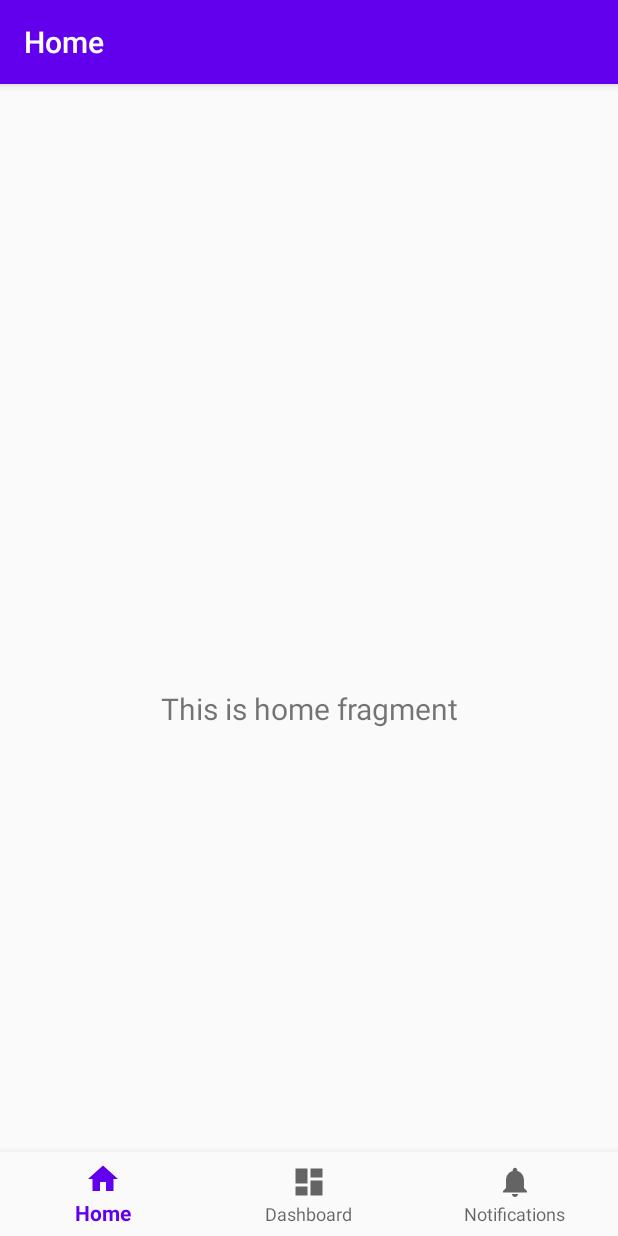
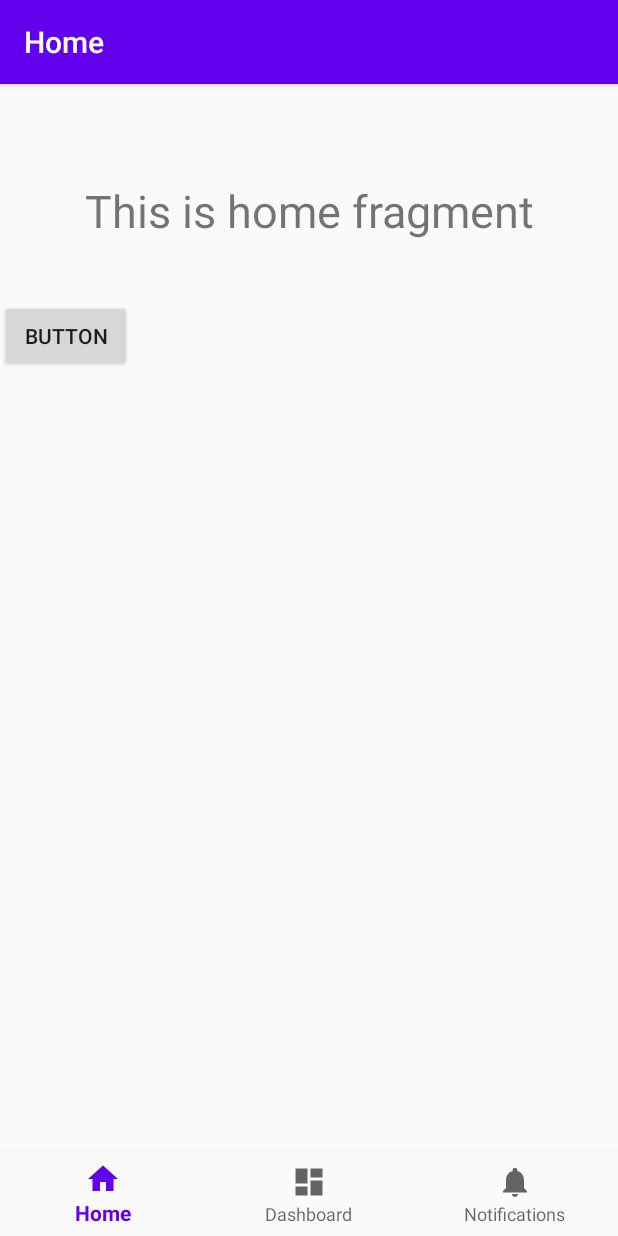
Before and after one commit to amj311/FoodInventoryDemo, an Android app: the screen it shows after launch (MainActivity), on a phone screen of 412 x 824 dp. Run offline under Robolectric (Android 15) with nearby library versions, the phone set to English and light mode, and no system bars; our stand-ins replace navigation-ui.

```diff
--- a/app/build.gradle
+++ b/app/build.gradle
@@ -31,6 +31,12 @@ dependencies {
     implementation 'androidx.navigation:navigation-fragment:2.3.2'
     implementation 'androidx.navigation:navigation-ui:2.3.2'
     implementation 'androidx.lifecycle:lifecycle-extensions:2.2.0'
+    implementation 'androidx.legacy:legacy-support-v4:1.0.0'
+
+    implementation 'com.google.android.gms:play-services-vision:11.0.2'
+    implementation 'com.android.volley:volley:1.1.1'
+    implementation 'com.squareup.picasso:picasso:2.71828'
+
     testImplementation 'junit:junit:4.12'
     androidTestImplementation 'androidx.test.ext:junit:1.1.2'
     androidTestImplementation 'androidx.test.espresso:espresso-core:3.3.0'
--- a/app/src/main/AndroidManifest.xml
+++ b/app/src/main/AndroidManifest.xml
@@ -9,6 +9,7 @@
         android:roundIcon="@mipmap/ic_launcher_round"
         android:supportsRtl="true"
         android:theme="@style/AppTheme">
+        <activity android:name=".AddItemActivity"></activity>
         <activity
             android:name=".MainActivity"
             android:label="@string/app_name">
--- a/app/src/main/java/com/example/foodinventorydemo/ui/home/HomeFragment.java
+++ b/app/src/main/java/com/example/foodinventorydemo/ui/home/HomeFragment.java
@@ -1,9 +1,11 @@
 package com.example.foodinventorydemo.ui.home;
 
+import android.content.Intent;
 import android.os.Bundle;
 import android.view.LayoutInflater;
 import android.view.View;
 import android.view.ViewGroup;
+import android.widget.Button;
 import android.widget.TextView;
 
 import androidx.annotation.NonNull;
@@ -12,11 +14,14 @@ import androidx.fragment.app.Fragment;
 import androidx.lifecycle.Observer;
 import androidx.lifecycle.ViewModelProviders;
 
+import com.example.foodinventorydemo.AddItemActivity;
 import com.example.foodinventorydemo.R;
+import com.example.foodinventorydemo.ui.scanner.ScannerFragment;
 
 public class HomeFragment extends Fragment {
 
     private HomeViewModel homeViewModel;
+    private Button button;
 
     public View onCreateView(@NonNull LayoutInflater inflater,
                              ViewGroup container, Bundle savedInstanceState) {
@@ -30,6 +35,16 @@ public class HomeFragment extends Fragment {
                 textView.setText(s);
             }
         });
+
+        button = root.findViewById(R.id.button2);
+        button.setOnClickListener(new View.OnClickListener() {
+            @Override
+            public void onClick(View view) {
+                Intent intent = new Intent(getContext(), AddItemActivity.class);
+                startActivity(intent);
+            }
+        });
+
         return root;
     }
 }
--- /dev/null
+++ b/app/src/main/res/drawable/ic_barcode_scan.xml
@@ -0,0 +1,4 @@
+<vector android:height="50dp" android:viewportHeight="24"
+    android:viewportWidth="24" android:width="50dp" xmlns:android="http://schemas.android.com/apk/res/android">
+    <path android:fillColor="#FF000000" android:pathData="M4,6H6V18H4V6M7,6H8V18H7V6M9,6H12V18H9V6M13,6H14V18H13V6M16,6H18V18H16V6M19,6H20V18H19V6M2,4V8H0V4A2,2 0,0 1,2 2H6V4H2M22,2A2,2 0,0 1,24 4V8H22V4H18V2H22M2,16V20H6V22H2A2,2 0,0 1,0 20V16H2M22,20V16H24V20A2,2 0,0 1,22 22H18V20H22Z"/>
+</vector>
--- a/app/src/main/res/layout/fragment_home.xml
+++ b/app/src/main/res/layout/fragment_home.xml
@@ -1,9 +1,10 @@
 <?xml version="1.0" encoding="utf-8"?>
-<androidx.constraintlayout.widget.ConstraintLayout xmlns:android="http://schemas.android.com/apk/res/android"
+<LinearLayout xmlns:android="http://schemas.android.com/apk/res/android"
     xmlns:app="http://schemas.android.com/apk/res-auto"
     xmlns:tools="http://schemas.android.com/tools"
     android:layout_width="match_parent"
     android:layout_height="match_parent"
+    android:orientation="vertical"
     tools:context=".ui.home.HomeFragment">
 
     <TextView
@@ -14,9 +15,14 @@
         android:layout_marginTop="8dp"
         android:layout_marginEnd="8dp"
         android:textAlignment="center"
-        android:textSize="20sp"
-        app:layout_constraintBottom_toBottomOf="parent"
-        app:layout_constraintEnd_toEndOf="parent"
-        app:layout_constraintStart_toStartOf="parent"
-        app:layout_constraintTop_toTopOf="parent" />
-</androidx.constraintlayout.widget.ConstraintLayout>
+        android:textSize="30sp" />
+
+    <Button
+        android:id="@+id/button2"
+        android:layout_width="wrap_content"
+        android:layout_height="wrap_content"
+        android:layout_marginTop="39dp"
+        android:layout_marginEnd="162dp"
+        android:layout_marginRight="162dp"
+        android:text="Button" />
+</LinearLayout>
--- a/app/src/main/res/values/strings.xml
+++ b/app/src/main/res/values/strings.xml
@@ -3,4 +3,6 @@
     <string name="title_home">Home</string>
     <string name="title_dashboard">Dashboard</string>
     <string name="title_notifications">Notifications</string>
+    <!-- TODO: Remove or change this placeholder text -->
+    <string name="hello_blank_fragment">Hello blank fragment</string>
 </resources>
```
Also changed, not shown: app/src/main/java/com/example/foodinventorydemo/AddItemActivity.java (added, +15 -0 lines), app/src/main/java/com/example/foodinventorydemo/AppController.java (added, +51 -0 lines), app/src/main/java/com/example/foodinventorydemo/ui/scanner/ScannerFragment.java (added, +66 -0 lines), app/src/main/res/layout/activity_add_item.xml (added, +17 -0 lines), app/src/main/res/layout/fragment_scanner.xml (added, +14 -0 lines).
